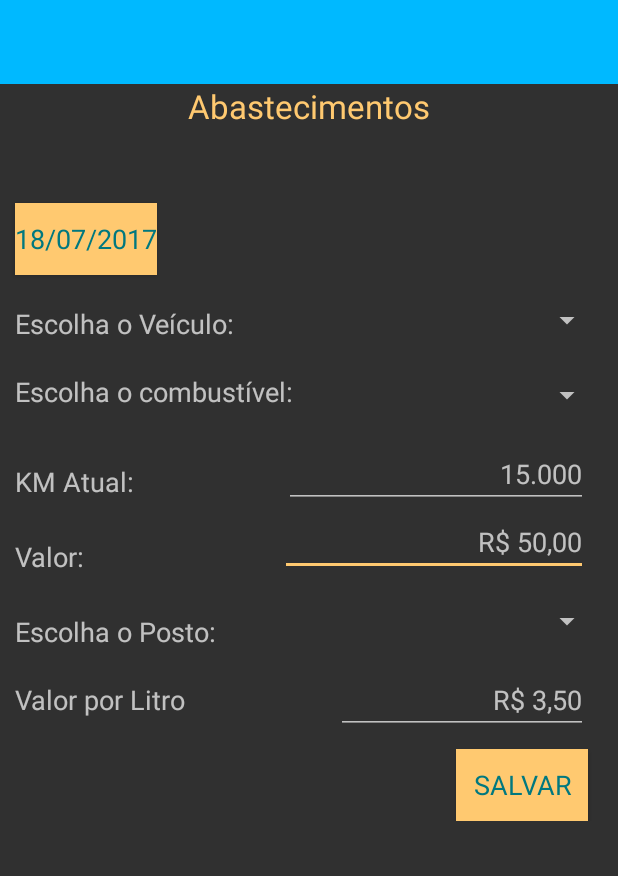
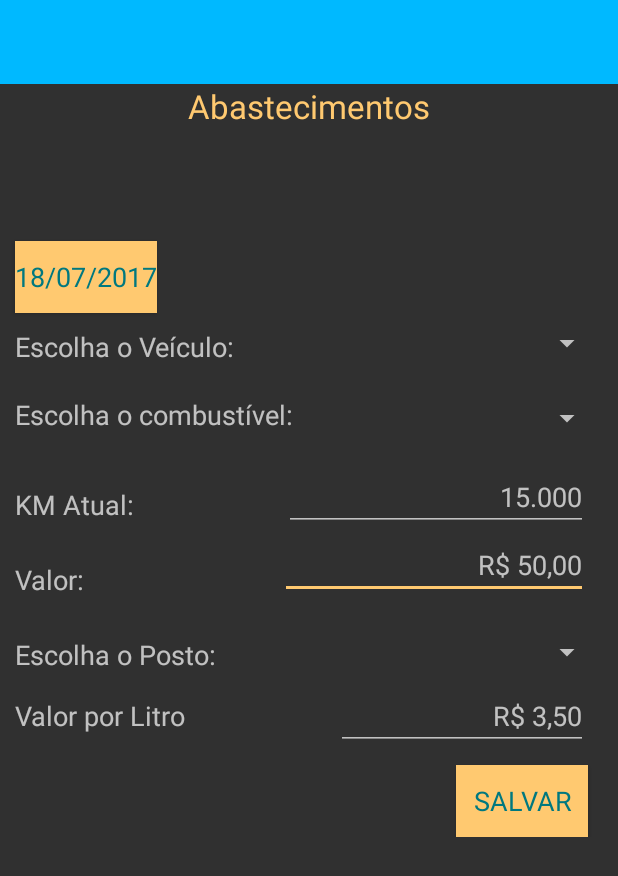
Before and after one commit to dritoferro/Capstone_Project, an Android app: the layout activity_abastecimento.xml on its own in the app's theme, with its tools: preview values and no code run, on a phone screen of 412 x 824 dp. Shown: the top 876 px of the screen. Run offline under Robolectric (Android 15) with nearby library versions, the phone set to English and light mode, and no system bars.

```diff
--- a/Stage2/ProjetoPosto/app/src/main/java/tagliaferro/adriano/projetoposto/controller/AbastecimentoController.java
+++ b/Stage2/ProjetoPosto/app/src/main/java/tagliaferro/adriano/projetoposto/controller/AbastecimentoController.java
@@ -161,7 +161,7 @@ public class AbastecimentoController implements MainController<Abastecimento> {
         try {
             Abastecimento mAbastecimento = null;
             Uri uriAbast = AbastecimentoContract.Columns.getUriWithAbastID(id);
-            cursor = context.getContentResolver().query(uriAbast, null, null, null, null);
+            cursor = context.getContentResolver().query(uriAbast, null, null, new String[]{String.valueOf(id)}, null);
             if(cursor.moveToFirst()){
                 mAbastecimento = abastFromCursor(cursor);
             }
--- a/Stage2/ProjetoPosto/app/src/main/java/tagliaferro/adriano/projetoposto/controller/PostoController.java
+++ b/Stage2/ProjetoPosto/app/src/main/java/tagliaferro/adriano/projetoposto/controller/PostoController.java
@@ -144,7 +144,7 @@ public class PostoController implements MainController<Posto> {
         try {
             Posto posto = new Posto();
             Uri postoUri = PostoContract.Columns.getUriWithPostoID(id);
-            cursor = context.getContentResolver().query(postoUri, null, null, null, null);
+            cursor = context.getContentResolver().query(postoUri, null, null, new String[]{String.valueOf(id)}, null);
             if(cursor.moveToFirst()){
                 posto.setPosto_id(id);
                 posto.setPosto_nome(cursor.getString(cursor.getColumnIndex(PostoContract.Columns.posto_nome)));
--- a/Stage2/ProjetoPosto/app/src/main/res/layout/activity_abastecimento.xml
+++ b/Stage2/ProjetoPosto/app/src/main/res/layout/activity_abastecimento.xml
@@ -25,11 +25,12 @@
 
         <ImageView
             android:id="@+id/img_abastecimento_veiculo"
-            android:layout_width="wrap_content"
-            android:layout_height="wrap_content"
+            android:layout_width="match_parent"
+            android:layout_height="80dp"
             android:layout_alignParentEnd="true"
             android:layout_below="@+id/textViewAbastecimento"
             android:layout_margin="@dimen/dimen_20"
+            android:layout_toEndOf="@+id/textViewVeicComb"
             android:contentDescription="@string/text_veiculo_imagem" />
 
         <Button
@@ -37,8 +38,8 @@
             style="@style/MediumText"
             android:layout_width="wrap_content"
             android:layout_height="wrap_content"
-            android:layout_below="@+id/img_abastecimento_veiculo"
-            android:layout_margin="@dimen/margin_ten"
+            android:layout_below="@+id/textViewAbastecimento"
+            android:layout_marginTop="@dimen/dimen_75"
             android:background="@color/colorAccent"
             android:textColor="@color/colorPrimaryDark"
             tools:text="@string/mock_data" />
@@ -137,7 +138,9 @@
             android:layout_height="@dimen/dimen_40"
             android:layout_alignParentEnd="true"
             android:layout_below="@+id/edt_abastecimento_valor"
-            android:layout_margin="@dimen/margin_ten"
+            android:layout_marginEnd="@dimen/margin_ten"
+            android:layout_marginStart="@dimen/margin_ten"
+            android:layout_marginTop="@dimen/dimen_15"
             android:layout_toEndOf="@+id/textViewChoosePosto" />
 
         <TextView
--- a/Stage2/ProjetoPosto/app/src/main/res/layout/activity_veiculo.xml
+++ b/Stage2/ProjetoPosto/app/src/main/res/layout/activity_veiculo.xml
@@ -93,7 +93,7 @@
             android:layout_below="@+id/textViewImgVeiculo"
             android:layout_marginTop="@dimen/dimen_20"
             android:layout_marginStart="@dimen/dimen_40"
-            android:layout_marginEnd="@dimen/dimen_40"
+            android:layout_marginEnd="@dimen/dimen_75"
             android:layout_toStartOf="@+id/btn_veiculo_salvar"
             android:contentDescription="@string/text_veiculo_imagem"
             android:scaleType="fitXY"
--- a/Stage2/ProjetoPosto/app/src/main/res/values/dimens.xml
+++ b/Stage2/ProjetoPosto/app/src/main/res/values/dimens.xml
@@ -11,4 +11,5 @@
     <dimen name="dimen_100">100dp</dimen>
     <dimen name="dimen_15">15dp</dimen>
     <dimen name="dimen_130">130dp</dimen>
+    <dimen name="dimen_75">75dp</dimen>
 </resources>
--- a/Stage2/ProjetoPosto/app/src/main/res/values/strings.xml
+++ b/Stage2/ProjetoPosto/app/src/main/res/values/strings.xml
@@ -55,6 +55,7 @@
     <string name="valor">Valor:</string>
     <string name="exemplo_valor">R$ 50,00</string>
     <string name="update_abast_key">veiculo_abast_key</string>
+    <string name="del_abastecimento">Tem certeza que deseja excluir este abastecimento ?</string>
 
 
     <string-array name="combs">
```
Also changed, not shown: Stage2/ProjetoPosto/app/src/main/java/tagliaferro/adriano/projetoposto/controller/AbastecimentosAdapter.java (+13 -6 lines), Stage2/ProjetoPosto/app/src/main/java/tagliaferro/adriano/projetoposto/view/AbastecimentoActivity.java (+14 -5 lines), Stage2/ProjetoPosto/app/src/main/java/tagliaferro/adriano/projetoposto/view/FragmentListAbastecimentos.java (+71 -3 lines), Stage2/ProjetoPosto/app/src/main/res/layout/list_item_abastecimento.xml (+10 -4 lines).
